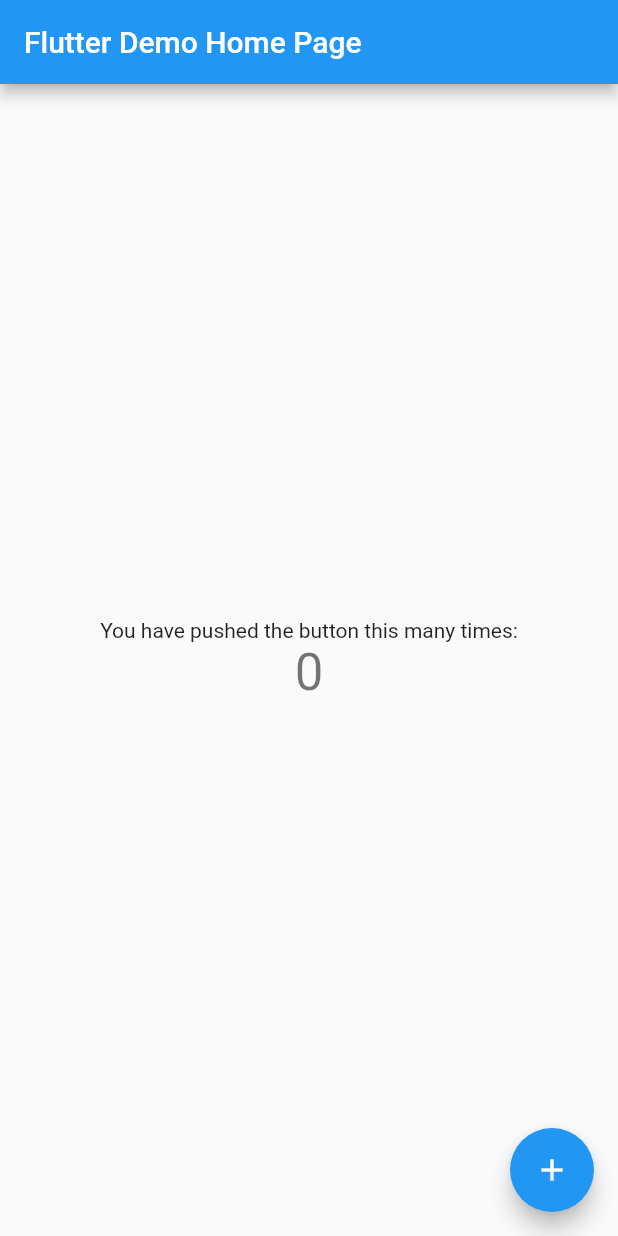
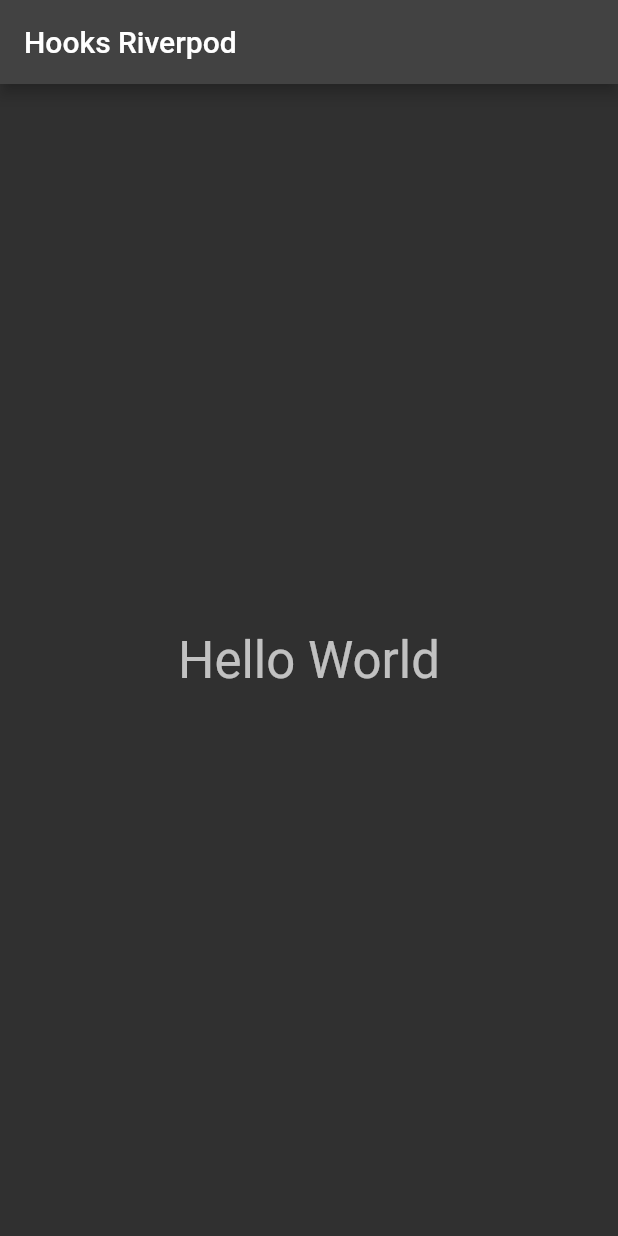
Before and after one commit to Martypose/Riverpod_test3, a Flutter app: the screen it shows after launch, on a phone screen of 412 x 824 dp. Run offline on Flutter 3.47's test engine with Material 2 defaults, Android fonts, the phone set to English and light mode, and no system bars; our stand-ins replace hooks_riverpod.

Commit message:
Default app

```diff
--- a/lib/main.dart
+++ b/lib/main.dart
@@ -1,115 +1,47 @@
 import 'package:flutter/material.dart';
+import 'package:hooks_riverpod/hooks_riverpod.dart';
 
 void main() {
-  runApp(const MyApp());
+  runApp(
+    const ProviderScope(child: App(),
+    ),
+  );
 }
 
-class MyApp extends StatelessWidget {
-  const MyApp({super.key});
+class App extends StatelessWidget {
+  const App({Key? key}) : super(key: key);
 
-  // This widget is the root of your application.
   @override
   Widget build(BuildContext context) {
     return MaterialApp(
-      title: 'Flutter Demo',
       theme: ThemeData(
-        // This is the theme of your application.
-        //
-        // Try running your application with "flutter run". You'll see the
-        // application has a blue toolbar. Then, without quitting the app, try
-        // changing the primarySwatch below to Colors.green and then invoke
-        // "hot reload" (press "r" in the console where you ran "flutter run",
-        // or simply save your changes to "hot reload" in a Flutter IDE).
-        // Notice that the counter didn't reset back to zero; the application
-        // is not restarted.
         primarySwatch: Colors.blue,
       ),
-      home: const MyHomePage(title: 'Flutter Demo Home Page'),
+      darkTheme: ThemeData.dark(),
+      themeMode: ThemeMode.dark,
+      debugShowCheckedModeBanner: false,
+      home: HomePage(),
     );
   }
 }
 
-class MyHomePage extends StatefulWidget {
-  const MyHomePage({super.key, required this.title});
 
-  // This widget is the home page of your application. It is stateful, meaning
-  // that it has a State object (defined below) that contains fields that affect
-  // how it looks.
-
-  // This class is the configuration for the state. It holds the values (in this
-  // case the title) provided by the parent (in this case the App widget) and
-  // used by the build method of the State. Fields in a Widget subclass are
-  // always marked "final".
-
-  final String title;
+class HomePage extends ConsumerWidget {
+  const HomePage({super.key});
 
   @override
-  State<MyHomePage> createState() => _MyHomePageState();
-}
-
-class _MyHomePageState extends State<MyHomePage> {
-  int _counter = 0;
-
-  void _incrementCounter() {
-    setState(() {
-      // This call to setState tells the Flutter framework that something has
-      // changed in this State, which causes it to rerun the build method below
-      // so that the display can reflect the updated values. If we changed
-      // _counter without calling setState(), then the build method would not be
-      // called again, and so nothing would appear to happen.
-      _counter++;
-    });
-  }
-
-  @override
-  Widget build(BuildContext context) {
-    // This method is rerun every time setState is called, for instance as done
-    // by the _incrementCounter method above.
-    //
-    // The Flutter framework has been optimized to make rerunning build methods
-    // fast, so that you can just rebuild anything that needs updating rather
-    // than having to individually change instances of widgets.
-    return Scaffold(
+  Widget build(BuildContext context, WidgetRef ref) {
+        return Scaffold(
       appBar: AppBar(
-        // Here we take the value from the MyHomePage object that was created by
-        // the App.build method, and use it to set our appbar title.
-        title: Text(widget.title),
-      ),
-      body: Center(
-        // Center is a layout widget. It takes a single child and positions it
-        // in the middle of the parent.
-        child: Column(
-          // Column is also a layout widget. It takes a list of children and
-          // arranges them vertically. By default, it sizes itself to fit its
-          // children horizontally, and tries to be as tall as its parent.
-          //
-          // Invoke "debug painting" (press "p" in the console, choose the
-          // "Toggle Debug Paint" action from the Flutter Inspector in Android
-          // Studio, or the "Toggle Debug Paint" command in Visual Studio Code)
-          // to see the wireframe for each widget.
-          //
-          // Column has various properties to control how it sizes itself and
-          // how it positions its children. Here we use mainAxisAlignment to
-          // center the children vertically; the main axis here is the vertical
-          // axis because Columns are vertical (the cross axis would be
-          // horizontal).
-          mainAxisAlignment: MainAxisAlignment.center,
-          children: <Widget>[
-            const Text(
-              'You have pushed the button this many times:',
-            ),
-            Text(
-              '$_counter',
-              style: Theme.of(context).textTheme.headline4,
-            ),
-          ],
+          title: const Text(
+            'Hooks Riverpod',
+          ),
         ),
-      ),
-      floatingActionButton: FloatingActionButton(
-        onPressed: _incrementCounter,
-        tooltip: 'Increment',
-        child: const Icon(Icons.add),
-      ), // This trailing comma makes auto-formatting nicer for build methods.
-    );
+        body: Center(
+          child: Text(
+            'Hello World',
+            style: Theme.of(context).textTheme.headline4,
+          ),
+        ));
   }
 }
```
